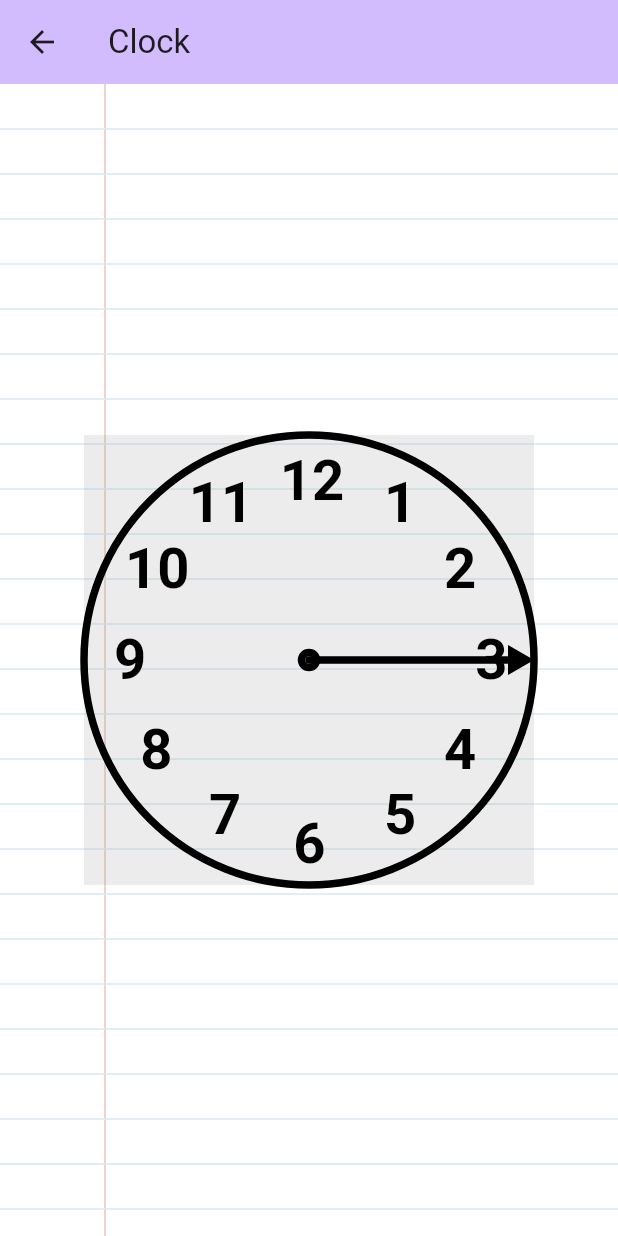
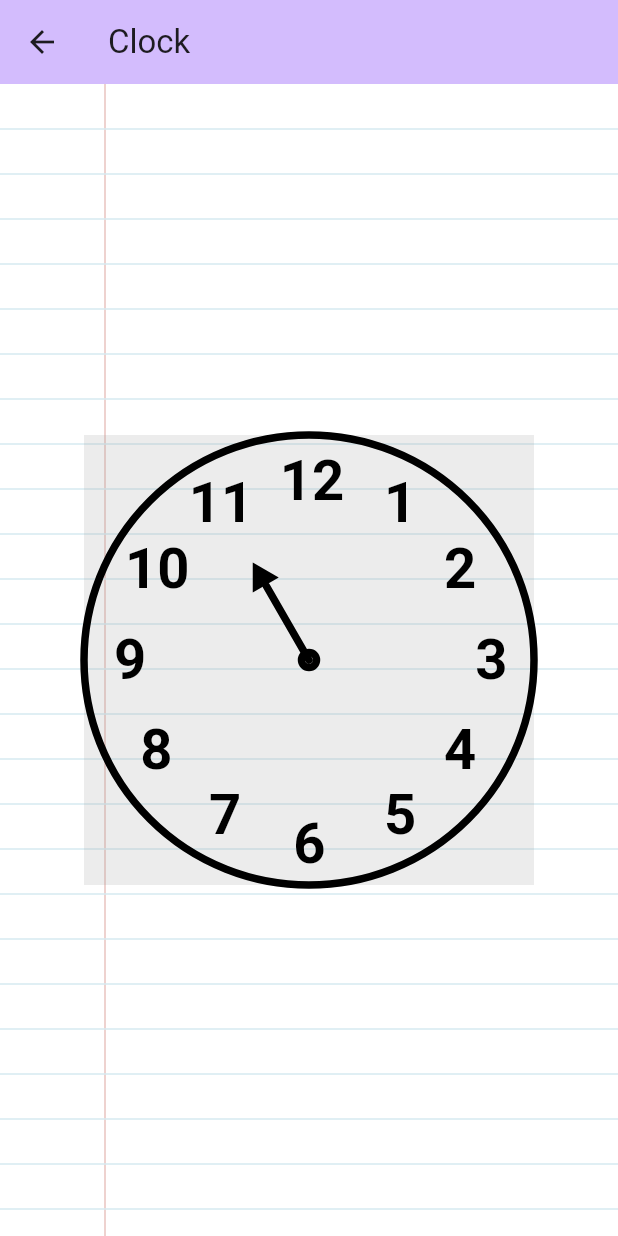
Before and after one commit to KulikovDO/OneTutor.Arithmetic, a Flutter app: the ClockScreen screen opened directly, on a phone screen of 412 x 824 dp. Run offline on Flutter 3.47's test engine with Material 3 defaults, Android fonts, the phone set to English and light mode, and no system bars; our stand-ins replace confetti, dotted_border, flutter_riverpod, flutter_tts, google_fonts, shared_preferences; missing offline and left inert: flutter_soloud; accounts and stored records are empty.

Commit message:
hourly arrow position

```diff
--- a/lib/screens/clock_screen/widgets/clock.dart
+++ b/lib/screens/clock_screen/widgets/clock.dart
@@ -40,19 +40,21 @@ class ClockPainter extends CustomPainter {
       ..style = PaintingStyle.fill;
 
     final rect = Rect.fromLTRB(0, 0, size.width, size.height);
-    // final radius = size.width * .4;
+    final radius = size.width * .25;
+
+    Offset center = Offset(0.5*size.width, 0.5*size.width);
 
     canvas
       ..drawRect(rect, paint2)
-      ..drawCircle(Offset(size.width / 2, size.width / 2), size.width / 2, paint1)
-      ..drawCircle(Offset(size.width / 2, size.width / 2), 5, paint1)
+      ..drawCircle(center, size.width / 2, paint1)
+      ..drawCircle(center, 5, paint1)
 
-      // ..drawCircle(Offset(size.width / 2, size.width / 2), radius, paint1)
+      // ..drawCircle(center, radius, paint1)
 
       // ..drawLine(Offset(0, 0.5*size.width), Offset(size.width, 0.5*size.width), paint1)
       // ..drawLine(Offset(0.5*size.width, 0), Offset(0.5*size.width, size.width), paint1)
 
-      // ..drawLine(Offset(0.5*size.width - sin(pi/6)*radius , 0.5*size.width - cos(pi/6)*radius), Offset(0.5*size.width + sin(pi/6)*radius, 0.5*size.width + cos(pi/6)*radius ), paint1)
+      //..drawLine(Offset(0.5*size.width - sin(pi/6)*radius , 0.5*size.width - cos(pi/6)*radius), Offset(0.5*size.width + sin(pi/6)*radius, 0.5*size.width + cos(pi/6)*radius ), paint1)
       // ..drawLine(Offset(0.5*size.width + sin(pi/6)*radius , 0.5*size.width - cos(pi/6)*radius), Offset(0.5*size.width - sin(pi/6)*radius, 0.5*size.width + cos(pi/6)*radius ), paint1)
 
       // ..drawLine(Offset(0.5*size.width - sin(pi/3)*radius , 0.5*size.width - cos(pi/3)*radius), Offset(0.5*size.width + sin(pi/3)*radius, 0.5*size.width + cos(pi/3)*radius ), paint1)
@@ -80,15 +82,40 @@ class ClockPainter extends CustomPainter {
       digit++;
     }
 
-    drawArrow(Offset(0.5*size.width, 0.5*size.width), Offset(size.width, 0.5*size.width), canvas, Colors.black);
+    drawArrow(center, getEndOffset(11, radius, size), canvas, Colors.black);
+
+  }
+
+  Offset getEndOffset(int hour, double radius, Size size){
 
 
-    // TextPainter textPainter = getTextPainter("11", size.width);
-    // textPainter.paint(canvas, offset);
+    switch(hour){
 
-    // textPainter = getTextPainter("1", size.width);
-        // final center = (size.width - textPainter.width)/2;
-    // textPainter.paint(canvas, Offset(center, center));
+      case 1:
+        return Offset(0.5*size.width + sin(pi/6)*radius , 0.5*size.width - cos(pi/6)*radius); // 1
+      case 2:
+        return Offset(0.5*size.width + sin(pi/3)*radius , 0.5*size.width - cos(pi/3)*radius); // 2
+      case 3:
+        return Offset(0.5*size.width + radius, 0.5*size.width); // 3
+      case 4:
+        return Offset(0.5*size.width + sin(pi/3)*radius, 0.5*size.width + cos(pi/3)*radius); // 4
+      case 5:
+        return Offset(0.5*size.width + sin(pi/6)*radius, 0.5*size.width + cos(pi/6)*radius); // 5
+      case 6:
+        return Offset(0.5*size.width, 0.5*size.width + radius); //6
+      case 7:
+        return Offset(0.5*size.width - sin(pi/6)*radius, 0.5*size.width + cos(pi/6)*radius); // 7
+      case 8:
+        return Offset(0.5*size.width - sin(pi/3)*radius, 0.5*size.width + cos(pi/3)*radius); // 8
+      case 9:
+        return Offset(radius, 0.5 * size.width); // 9
+      case 10:
+        return Offset(0.5*size.width - sin(pi/3)*radius , 0.5*size.width - cos(pi/3)*radius); // 10
+      case 11:
+        return Offset(0.5*size.width - sin(pi/6)*radius , 0.5*size.width - cos(pi/6)*radius); // 11
+      default:
+        return Offset(0.5*size.width, radius); // 12
+    }
 
   }
 
```
